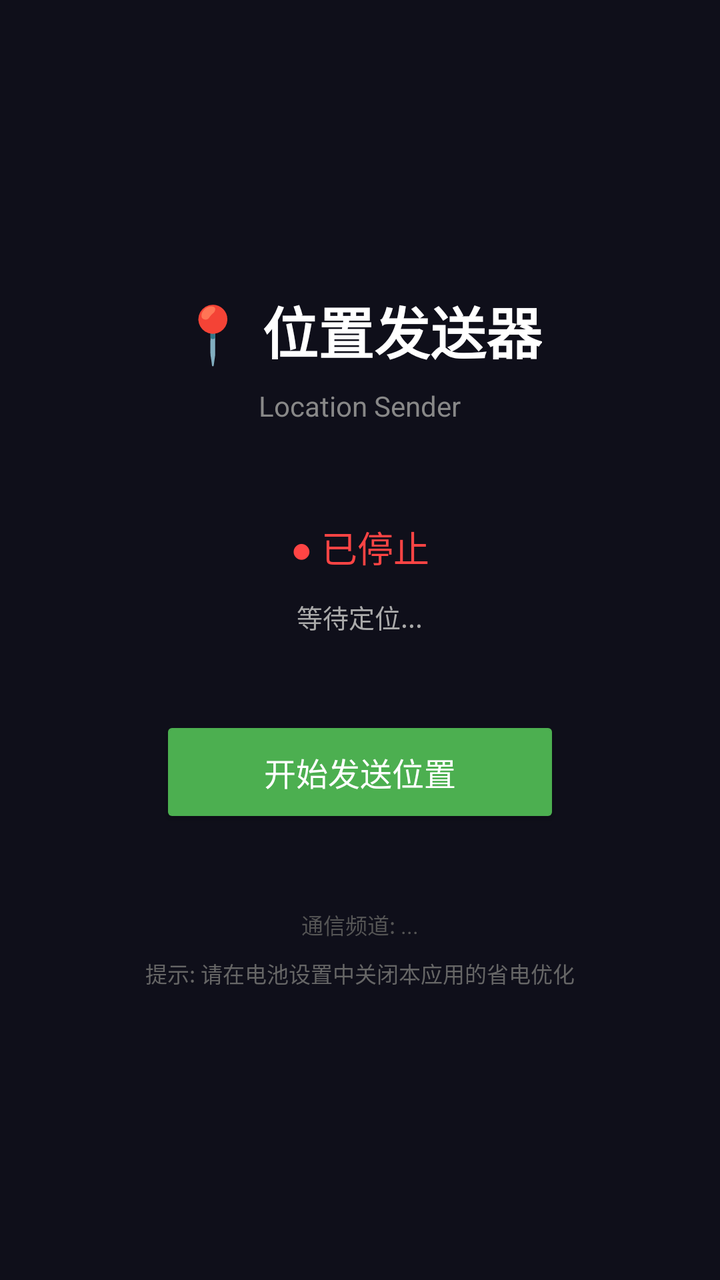
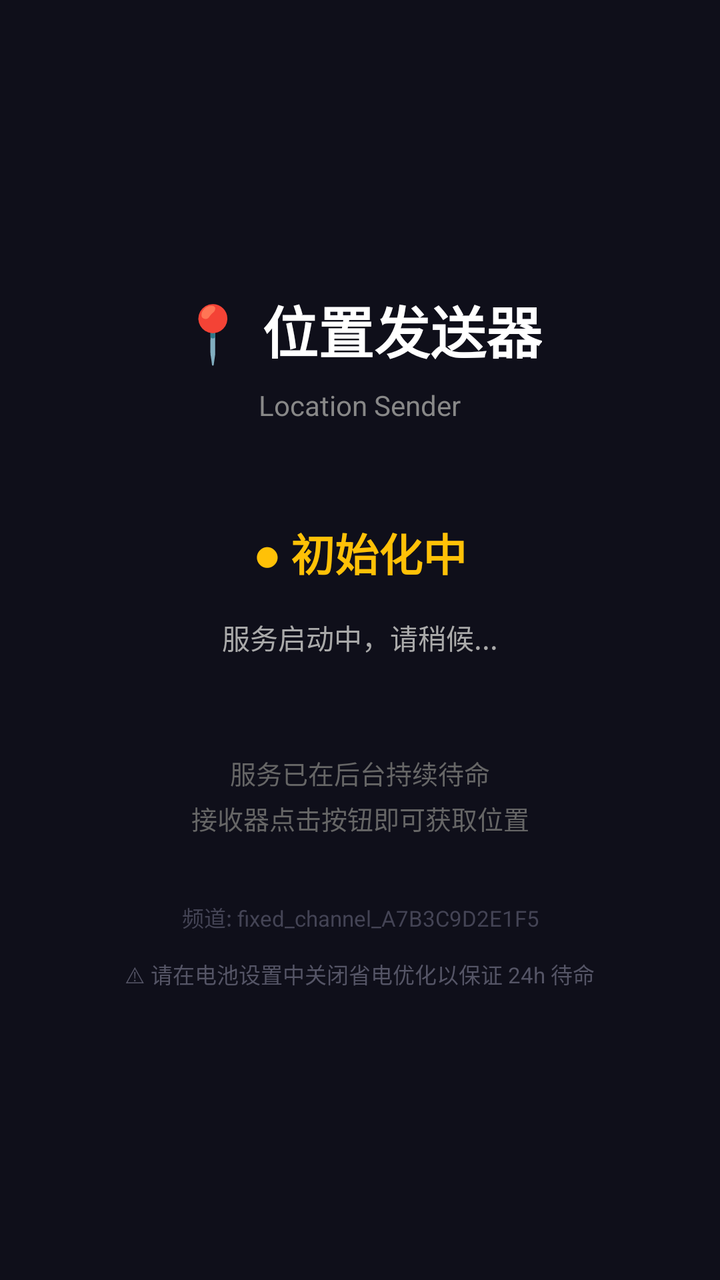

Two renders of the same Android screen: before a commit and after it. Below are the layout's source before the change and the commit's diff.
<!-- AndroidManifest.xml: application theme Theme.AppCompat.Light.DarkActionBar -->
<!-- res/layout/activity_main.xml -->
<?xml version="1.0" encoding="utf-8"?>
<LinearLayout xmlns:android="http://schemas.android.com/apk/res/android"
    android:layout_width="match_parent"
    android:layout_height="match_parent"
    android:orientation="vertical"
    android:gravity="center"
    android:padding="32dp"
    android:background="#0f0f1a">

    <TextView
        android:layout_width="wrap_content"
        android:layout_height="wrap_content"
        android:text="📍 位置发送器"
        android:textSize="28sp"
        android:textStyle="bold"
        android:textColor="#FFFFFF"
        android:layout_marginBottom="8dp" />

    <TextView
        android:layout_width="wrap_content"
        android:layout_height="wrap_content"
        android:text="Location Sender"
        android:textSize="14sp"
        android:textColor="#888888"
        android:layout_marginBottom="48dp" />

    <TextView
        android:id="@+id/tvStatus"
        android:layout_width="wrap_content"
        android:layout_height="wrap_content"
        android:text="● 已停止"
        android:textSize="18sp"
        android:textColor="#FF4444"
        android:layout_marginBottom="12dp" />

    <TextView
        android:id="@+id/tvLocation"
        android:layout_width="wrap_content"
        android:layout_height="wrap_content"
        android:text="等待定位..."
        android:textSize="13sp"
        android:textColor="#AAAAAA"
        android:gravity="center"
        android:layout_marginBottom="40dp" />

    <Button
        android:id="@+id/btnToggleService"
        android:layout_width="200dp"
        android:layout_height="56dp"
        android:text="开始发送位置"
        android:textSize="16sp"
        android:backgroundTint="#4CAF50"
        android:textColor="#FFFFFF" />

    <TextView
        android:id="@+id/tvChannelId"
        android:layout_width="wrap_content"
        android:layout_height="wrap_content"
        android:layout_marginTop="40dp"
        android:text="通信频道: ..."
        android:textSize="11sp"
        android:textColor="#555555"
        android:gravity="center" />

    <TextView
        android:layout_width="wrap_content"
        android:layout_height="wrap_content"
        android:layout_marginTop="8dp"
        android:text="提示: 请在电池设置中关闭本应用的省电优化"
        android:textSize="11sp"
        android:textColor="#666666"
        android:gravity="center" />

</LinearLayout>
<!-- resources referenced by this layout -->
<resources>

</resources>

<!-- the commit's change to res/layout/activity_main.xml (unified diff, before → after) -->
@@ -28,47 +28,48 @@
         android:id="@+id/tvStatus"
         android:layout_width="wrap_content"
         android:layout_height="wrap_content"
-        android:text="● 已停止"
-        android:textSize="18sp"
-        android:textColor="#FF4444"
-        android:layout_marginBottom="12dp" />
+        android:text="● 初始化中"
+        android:textSize="22sp"
+        android:textStyle="bold"
+        android:textColor="#FFC107"
+        android:layout_marginBottom="16dp" />
 
     <TextView
         android:id="@+id/tvLocation"
         android:layout_width="wrap_content"
         android:layout_height="wrap_content"
-        android:text="等待定位..."
-        android:textSize="13sp"
+        android:text="服务启动中，请稍候..."
+        android:textSize="14sp"
         android:textColor="#AAAAAA"
         android:gravity="center"
-        android:layout_marginBottom="40dp" />
+        android:layout_marginBottom="48dp" />
 
-    <Button
-        android:id="@+id/btnToggleService"
-        android:layout_width="200dp"
-        android:layout_height="56dp"
-        android:text="开始发送位置"
-        android:textSize="16sp"
-        android:backgroundTint="#4CAF50"
-        android:textColor="#FFFFFF" />
+    <TextView
+        android:layout_width="240dp"
+        android:layout_height="wrap_content"
+        android:text="服务已在后台持续待命\n接收器点击按钮即可获取位置"
+        android:textSize="13sp"
+        android:textColor="#666666"
+        android:gravity="center"
+        android:lineSpacingExtra="4dp"
+        android:layout_marginBottom="32dp" />
 
     <TextView
         android:id="@+id/tvChannelId"
         android:layout_width="wrap_content"
         android:layout_height="wrap_content"
-        android:layout_marginTop="40dp"
-        android:text="通信频道: ..."
+        android:text="频道: fixed_channel_A7B3C9D2E1F5"
         android:textSize="11sp"
-        android:textColor="#555555"
-        android:gravity="center" />
+        android:textColor="#444455"
+        android:gravity="center"
+        android:layout_marginBottom="12dp" />
 
     <TextView
         android:layout_width="wrap_content"
         android:layout_height="wrap_content"
-        android:layout_marginTop="8dp"
-        android:text="提示: 请在电池设置中关闭本应用的省电优化"
+        android:text="⚠ 请在电池设置中关闭省电优化以保证 24h 待命"
         android:textSize="11sp"
-        android:textColor="#666666"
+        android:textColor="#555566"
         android:gravity="center" />
 
 </LinearLayout>
